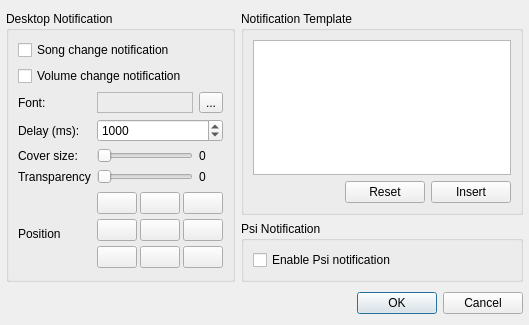
First picture: the form in src/plugins/General/notifier/settingsdialog.ui, repository ksv1986/qmmp-staging, before the edit.
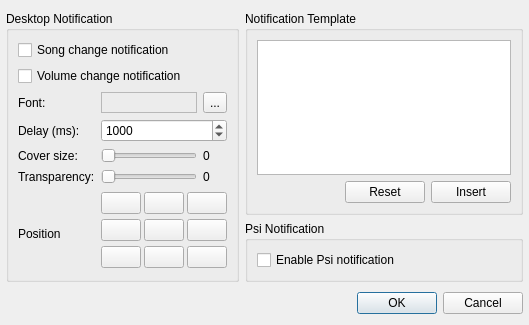
Second picture: the form after the edit.

Patch:
```diff
--- a/src/plugins/General/notifier/settingsdialog.ui
+++ b/src/plugins/General/notifier/settingsdialog.ui
@@ -98,7 +98,7 @@
       <item row="6" column="0">
        <widget class="QLabel" name="label_4">
         <property name="text">
-         <string>Transparency</string>
+         <string>Transparency:</string>
         </property>
        </widget>
       </item>
```
